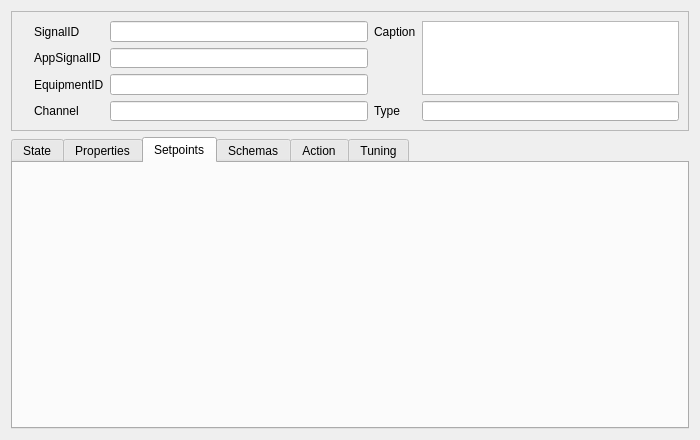
Qt form Monitor/DialogSignalInfo.ui (whiteman-kr/u7set) before a commit.
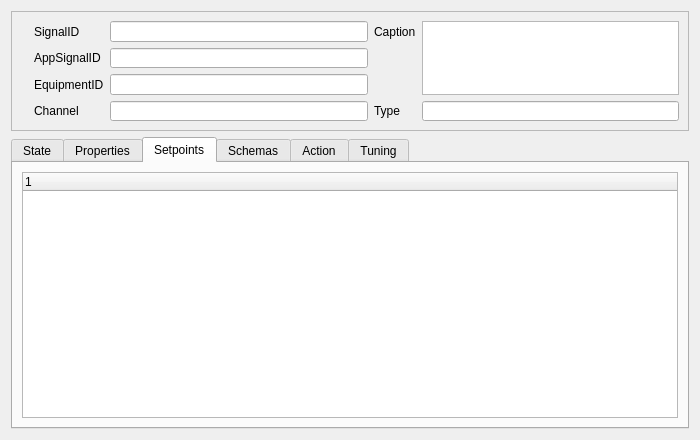
The same form after that commit. The open tabs and pages were chosen to show the change. Icons and pictures are not drawn. Custom widgets are drawn as their Qt base class.

Commit message: RPCT-2329, Monitor: Setpoints list and details are added to DialogSignalInfo. Signal information is dynamically updated on reconnection

Diff of the .ui file:
```diff
--- a/Monitor/DialogSignalInfo.ui
+++ b/Monitor/DialogSignalInfo.ui
@@ -445,7 +445,17 @@
       <attribute name="title">
        <string>Setpoints</string>
       </attribute>
-      <layout class="QGridLayout" name="gridLayout_4"/>
+      <layout class="QGridLayout" name="gridLayout_4">
+       <item row="0" column="0">
+        <widget class="QTreeWidget" name="treeSetpoints">
+         <column>
+          <property name="text">
+           <string notr="true">1</string>
+          </property>
+         </column>
+        </widget>
+       </item>
+      </layout>
      </widget>
      <widget class="QWidget" name="tabSchemas">
       <attribute name="title">
```
Left out of the diff: 2 changed lines with no effect on the pictures. The commit also changes 13 other files.
